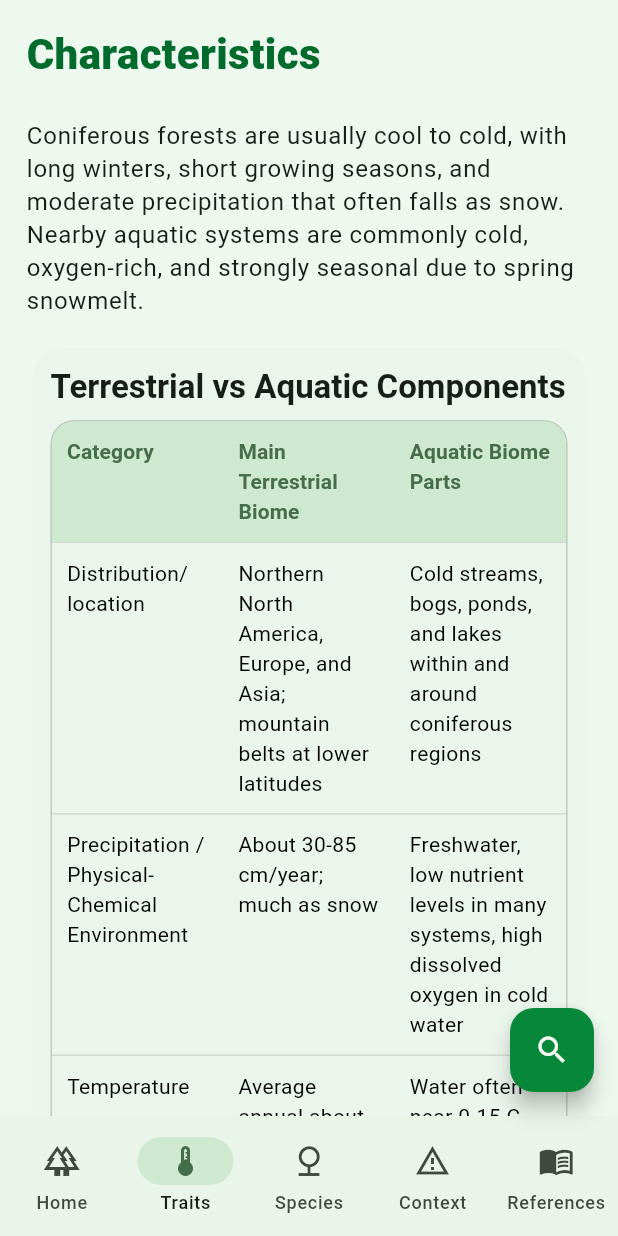
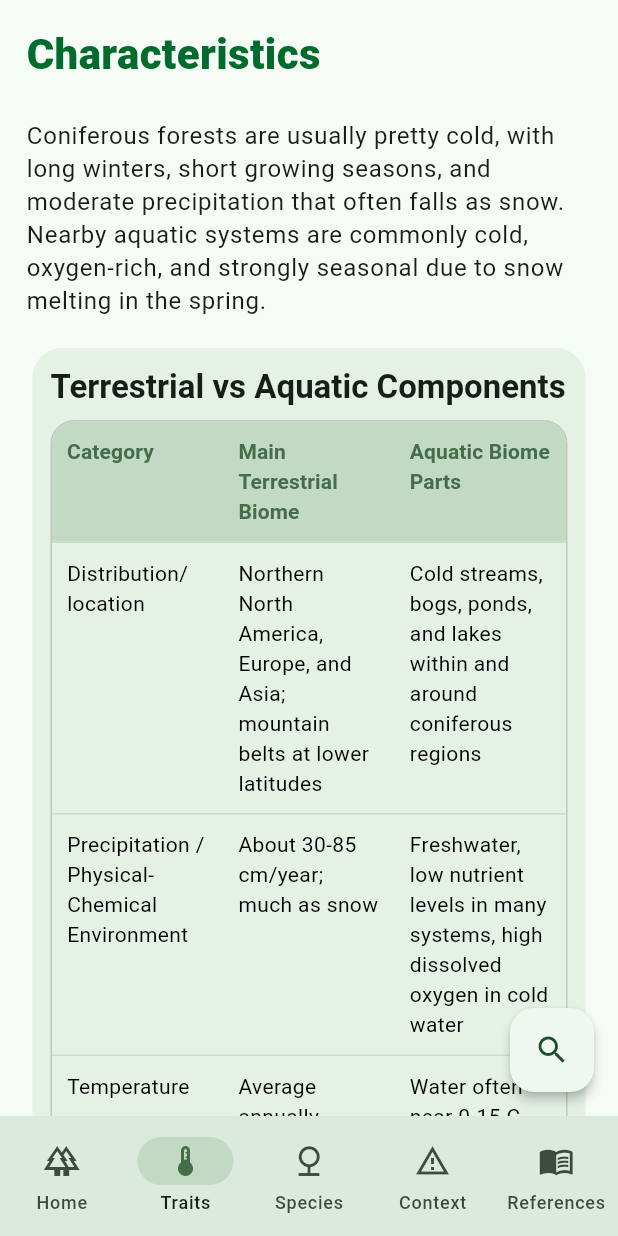
Before and after one commit to tling0001/biomeconiferous, a Flutter app: the screen it shows after launch, item 2 of the bottom bar chosen, on a phone screen of 412 x 824 dp. Run offline on Flutter 3.47's test engine with Material 3 defaults, Android fonts, the phone set to English and light mode, and no system bars; our stand-ins replace web.

Commit message:
design fix

```diff
--- a/lib/biome/biome_pages.dart
+++ b/lib/biome/biome_pages.dart
@@ -75,7 +75,7 @@
                     crossAxisAlignment: CrossAxisAlignment.start,
                     children: [
                       Text(
-                        'Coniferous Forest Biome',
+                        'Coniferous Forest/Taiga Biome',
                         style: textTheme.headlineLarge?.copyWith(
                           color: const Color.fromRGBO(255, 255, 255, 1),
                           fontWeight: FontWeight.w700,
@@ -98,7 +98,7 @@
           AnimatedInfoCard(
             index: 0,
             child: Text(
-              'Coniferous forests are dominated by cone-bearing evergreen trees such as spruce, fir, pine, and hemlock. They form one of Earth\'s largest terrestrial biomes and are strongly tied to nearby freshwater systems like cold streams, peatlands, and snow-fed lakes.',
+              'Coniferous forests are dominated by cone-bearing evergreen trees such as spruce, fir, pine, and hemlock. They form Earth\'s largest terrestrial biomes and are strongly tied to nearby freshwater systems like cold streams, peatlands, and snow-fed lakes.',
               style: textTheme.bodyLarge,
             ),
           ),
@@ -141,7 +141,7 @@
         crossAxisAlignment: CrossAxisAlignment.start,
         children: [
           Text(
-            'Coniferous forests are usually cool to cold, with long winters, short growing seasons, and moderate precipitation that often falls as snow. Nearby aquatic systems are commonly cold, oxygen-rich, and strongly seasonal due to spring snowmelt.',
+            'Coniferous forests are usually pretty cold, with long winters, short growing seasons, and moderate precipitation that often falls as snow. Nearby aquatic systems are commonly cold, oxygen-rich, and strongly seasonal due to snow melting in the spring.',
             style: Theme.of(context).textTheme.bodyLarge,
           ),
           const SizedBox(height: 16),
@@ -161,7 +161,7 @@
                 ),
                 ComparisonRow(
                   'Temperature',
-                  'Average annual about -5 C to 10 C',
+                  'Average annually about -5 C to 10 C',
                   'Water often near 0-15 C depending on season and depth',
                 ),
                 ComparisonRow(
--- a/lib/main.dart
+++ b/lib/main.dart
@@ -16,7 +16,7 @@
   Widget build(BuildContext context) {
     return MaterialApp(
       debugShowCheckedModeBanner: false,
-      title: 'Coniferous Forest Biome',
+      title: 'Taiga Biome',
       themeMode: ThemeMode.system,
       theme: ThemeData(
         useMaterial3: true,
@@ -26,15 +26,26 @@
               brightness: Brightness.light,
               dynamicSchemeVariant: DynamicSchemeVariant.fidelity,
             ).copyWith(
-              surface: const Color(0xFFEDF8EE),
-              surfaceContainerHighest: const Color(0xFFDDEEDD),
-              surfaceContainerHigh: const Color(0xFFE4F2E4),
-              surfaceContainer: const Color(0xFFE9F5E9),
-              secondaryContainer: const Color(0xFFCFE8D0),
-              tertiaryContainer: const Color(0xFFD6EED8),
+              surface: const Color(0xFFF5FBF5),
+              surfaceContainerLowest: const Color(0xFFF5FBF5),
+              surfaceContainerLow: const Color(0xFFEFF7EF),
+              surfaceContainer: const Color(0xFFE6F1E6),
+              surfaceContainerHigh: const Color(0xFFDCE9DD),
+              surfaceContainerHighest: const Color(0xFFD0E0D1),
+              secondaryContainer: const Color(0xFFC2D9C3),
+              tertiaryContainer: const Color(0xFFC9E0CB),
             ),
-        scaffoldBackgroundColor: const Color(0xFFEDF8EE),
-        canvasColor: const Color(0xFFEDF8EE),
+        scaffoldBackgroundColor: const Color(0xFFF5FBF5),
+        canvasColor: const Color(0xFFF5FBF5),
+        navigationBarTheme: NavigationBarThemeData(
+          backgroundColor: const Color(0xFFDCE9DD),
+          indicatorColor: const Color(0xFFC2D9C3),
+        ),
+        floatingActionButtonTheme: const FloatingActionButtonThemeData(
+          backgroundColor: Color(0xFFEEF8F0),
+          foregroundColor: Color(0xFF1C4E2C),
+          elevation: 3,
+        ),
         textTheme: Typography.material2021().black.copyWith(
           headlineLarge: const TextStyle(
             fontWeight: FontWeight.w800,
@@ -45,7 +56,7 @@
           bodyLarge: const TextStyle(height: 1.35),
         ),
         cardTheme: CardThemeData(
-          color: const Color(0xFFEAF6EB),
+          color: const Color(0xFFE6F1E6),
           elevation: 0,
           shape: RoundedRectangleBorder(
             borderRadius: BorderRadius.circular(24),
@@ -59,6 +70,14 @@
           brightness: Brightness.dark,
         ),
         scaffoldBackgroundColor: const Color(0xFF101813),
+        floatingActionButtonTheme: const FloatingActionButtonThemeData(
+          backgroundColor: Color(0xFF244030),
+          foregroundColor: Color(0xFFE8FFEC),
+          elevation: 6,
+          focusElevation: 8,
+          hoverElevation: 8,
+          highlightElevation: 10,
+        ),
         textTheme: Typography.material2021().white.copyWith(
           headlineLarge: const TextStyle(
             fontWeight: FontWeight.w800,
@@ -418,7 +437,7 @@
     return SafeArea(
       right: false,
       child: NavigationRail(
-        backgroundColor: colorScheme.surface,
+        backgroundColor: colorScheme.surfaceContainerHigh,
         leading: Padding(
           padding: const EdgeInsets.only(top: 8),
           child: FloatingActionButton(
```
Also changed, not shown: pubspec.yaml (+8 -0 lines), pubspec.lock, 26 other files.
